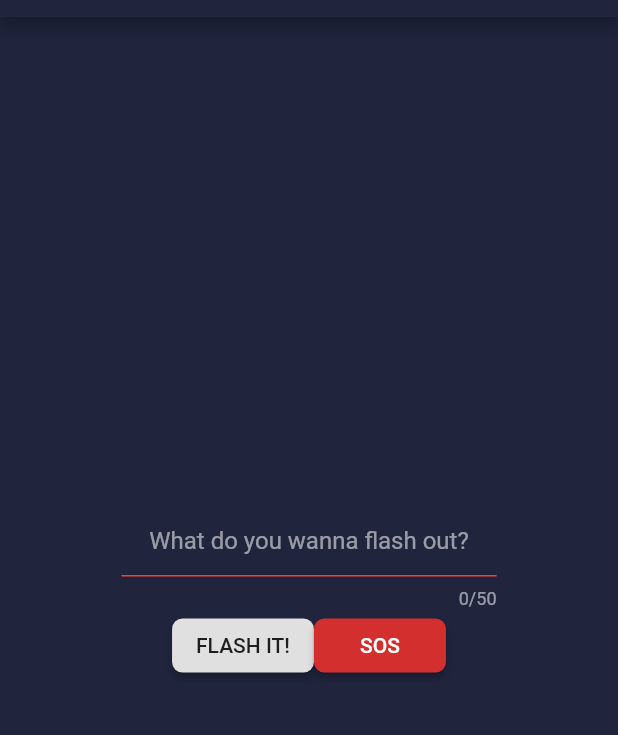
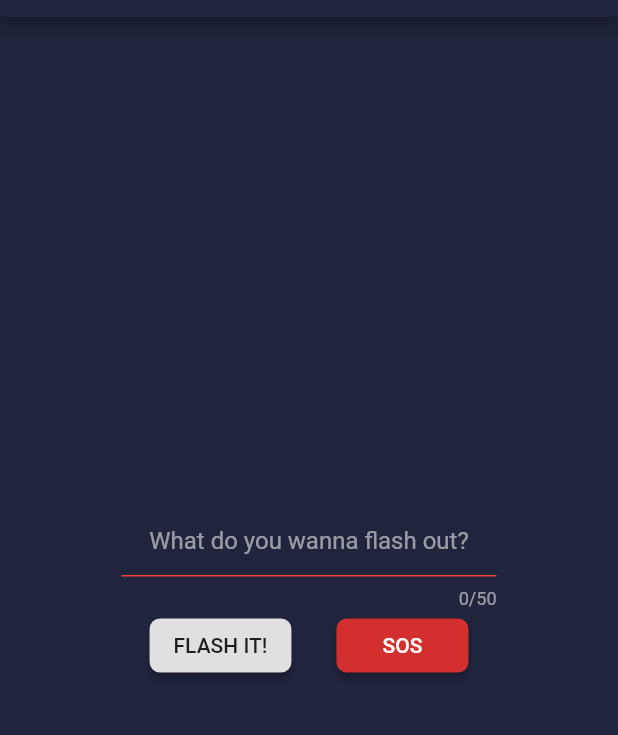
Before and after one commit to DominicHW/morse-code-app, a Flutter app: the screen it shows after launch, on a phone screen of 412 x 824 dp, the part 67-802 px from its top. Run offline on Flutter 3.47's test engine with Material 2 defaults, Android fonts, the light colour scheme and no system bars; our stand-ins replace fluttertoast; missing offline and left inert: torch.

Commit message:
Added spacing between buttons

```diff
--- a/morselite/lib/main.dart
+++ b/morselite/lib/main.dart
@@ -94,6 +94,7 @@ class _MyHomePageState extends State<MyHomePage> {
 
                 // SOS button
                 Container(
+                  margin: EdgeInsets.only(left:30),
                   child: RaisedButton(
                     color: Colors.red[700],
                     textColor: Colors.white,
```
